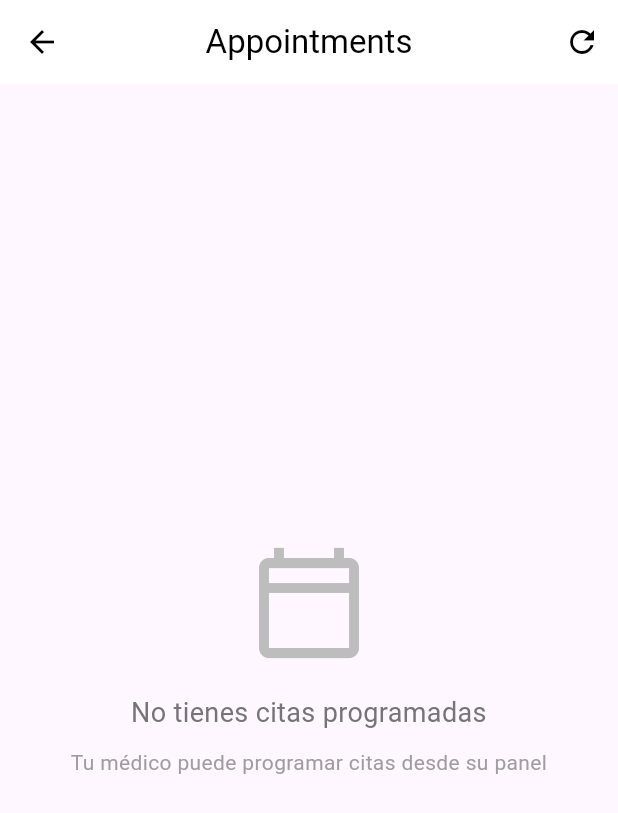
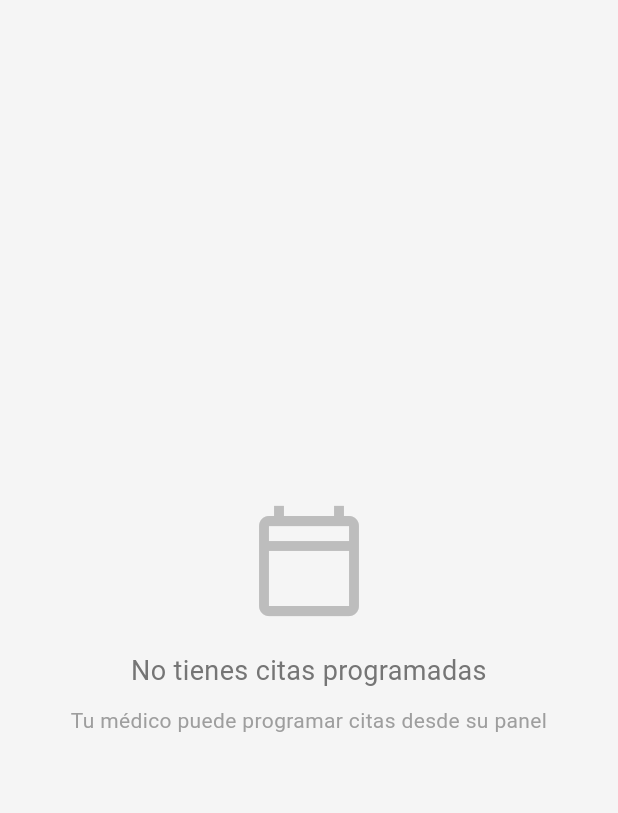
Before and after one commit to Mobile-Dev-upc/psymed-flutter, a Flutter app: the AppointmentsScreen screen opened directly, on a phone screen of 412 x 824 dp. Shown: the top 813 px of the screen. Run offline on Flutter 3.47's test engine with Material 3 defaults, Android fonts, the phone set to English and light mode, and no system bars; our stand-ins replace fl_chart; accounts and stored records are empty.

Commit message:
refactor: simplify screen layouts and enhance loading state handling in appointments, health, and medication screens

```diff
--- a/lib/screens/appointments_screen.dart
+++ b/lib/screens/appointments_screen.dart
@@ -54,31 +54,21 @@ class _AppointmentsScreenState extends State<AppointmentsScreen> {
 
   @override
   Widget build(BuildContext context) {
-    return Scaffold(
-      appBar: AppBar(
-        title: const Text("Appointments"),
-        centerTitle: true,
-        backgroundColor: Colors.white,
-        foregroundColor: Colors.black,
-        elevation: 0,
-        actions: [
-          IconButton(
-            icon: const Icon(Icons.refresh),
-            onPressed: _loadSessions,
-            tooltip: 'Actualizar',
-          ),
-        ],
-      ),
-      body: Consumer<SessionProvider>(
+    return Consumer<SessionProvider>(
       builder: (context, sessionProvider, child) {
         if (sessionProvider.isLoading) {
-            return const Center(
+          return Scaffold(
+            backgroundColor: Colors.grey[100],
+            body: const Center(
               child: CircularProgressIndicator(),
+            ),
           );
         }
 
         if (sessionProvider.errorMessage != null) {
-            return Center(
+          return Scaffold(
+            backgroundColor: Colors.grey[100],
+            body: Center(
               child: Padding(
                 padding: const EdgeInsets.all(20.0),
                 child: Column(
@@ -114,11 +104,13 @@ class _AppointmentsScreenState extends State<AppointmentsScreen> {
                   ],
                 ),
               ),
-            );
+            ));
           }
 
         if (!sessionProvider.hasSessions) {
-            return Center(
+          return Scaffold(
+            backgroundColor: Colors.grey[100],
+            body: Center(
               child: Padding(
                 padding: const EdgeInsets.all(20.0),
                 child: Column(
@@ -150,26 +142,23 @@ class _AppointmentsScreenState extends State<AppointmentsScreen> {
                   ],
                 ),
               ),
+            ),
           );
         }
 
         final futureSessions = sessionProvider.futureSessions;
         final pastSessions = sessionProvider.pastSessions;
 
-          return RefreshIndicator(
+        return Scaffold(
+          backgroundColor: Colors.grey[100],
+          body: RefreshIndicator(
             onRefresh: _loadSessions,
             child: ListView(
               padding: const EdgeInsets.all(20),
               children: [
                 // Próximas citas
                 if (futureSessions.isNotEmpty) ...[
-                  const Text(
-                    'Próximas Citas',
-                    style: TextStyle(
-                      fontSize: 18,
-                      fontWeight: FontWeight.bold,
-                    ),
-                  ),
+
                   const SizedBox(height: 10),
                   ...futureSessions.map((session) => _buildSessionCard(
                         session,
@@ -194,9 +183,9 @@ class _AppointmentsScreenState extends State<AppointmentsScreen> {
                 ],
               ],
             ),
+          ),
         );
       },
-      ),
     );
   }
 
```
Also changed, not shown: lib/screens/health_screen.dart (+9 -22 lines), lib/screens/medication_screen.dart (+17 -21 lines). Lines whose indentation alone changed are shown as unchanged.
